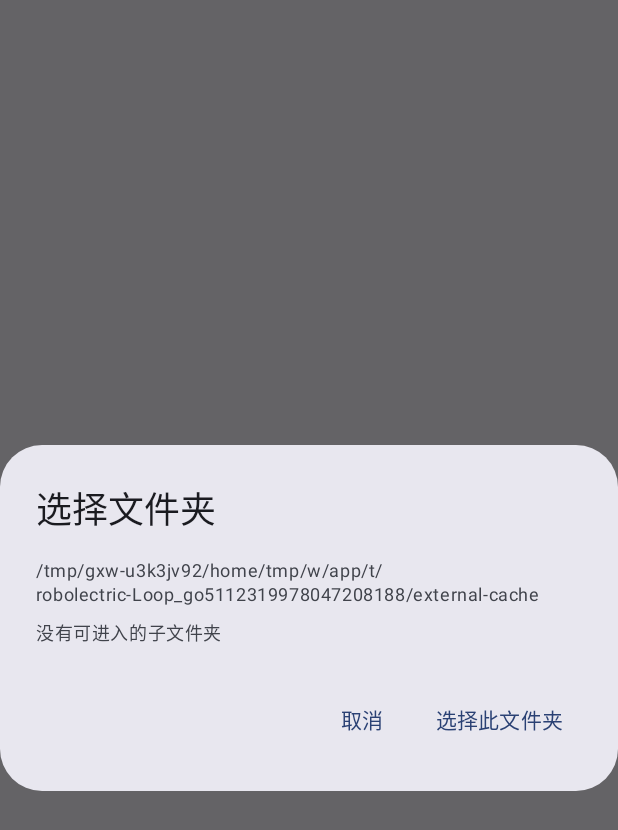
After one commit to visionjam/imagefolder-open, an Android app built with Jetpack Compose: the composable FolderBrowserDialog shown on its own in the app's theme, on a phone screen of 412 x 824 dp. The commit adds this screen. Shown: the top 830 px of the screen. Run offline under Robolectric (Android 15) with nearby library versions, the phone set to English and light mode, and no system bars; 1 statement that could not run was skipped.

Commit message:
v0.8.0: optional all-files access and folder browser

```diff
--- a/app/build.gradle.kts
+++ b/app/build.gradle.kts
@@ -13,8 +13,8 @@ android {
         applicationId = "com.imagefolder.open"
         minSdk = 29
         targetSdk = 35
-        versionCode = 8
-        versionName = "0.7.0"
+        versionCode = 9
+        versionName = "0.8.0"
         vectorDrawables { useSupportLibrary = true }
         testInstrumentationRunner = "androidx.test.runner.AndroidJUnitRunner"
         resourceConfigurations += listOf("zh", "en")
--- a/app/src/main/java/com/imagefolder/open/ui/AboutScreen.kt
+++ b/app/src/main/java/com/imagefolder/open/ui/AboutScreen.kt
@@ -355,6 +355,10 @@ private fun PrivacyCard() {
                 style = MaterialTheme.typography.bodySmall,
             )
             Text(
+                text = stringResource(R.string.about_privacy_storage),
+                style = MaterialTheme.typography.bodySmall,
+            )
+            Text(
                 text = stringResource(R.string.about_privacy_open),
                 style = MaterialTheme.typography.bodySmall,
             )
--- /dev/null
+++ b/app/src/main/java/com/imagefolder/open/ui/FolderBrowserDialog.kt
@@ -0,0 +1,110 @@
+package com.imagefolder.open.ui
+
+import android.os.Environment
+import androidx.compose.foundation.clickable
+import androidx.compose.foundation.layout.Arrangement
+import androidx.compose.foundation.layout.Column
+import androidx.compose.foundation.layout.fillMaxWidth
+import androidx.compose.foundation.layout.heightIn
+import androidx.compose.foundation.layout.padding
+import androidx.compose.foundation.lazy.LazyColumn
+import androidx.compose.foundation.lazy.items
+import androidx.compose.material3.AlertDialog
+import androidx.compose.material3.MaterialTheme
+import androidx.compose.material3.Text
+import androidx.compose.material3.TextButton
+import androidx.compose.runtime.Composable
+import androidx.compose.runtime.LaunchedEffect
+import androidx.compose.runtime.getValue
+import androidx.compose.runtime.mutableStateOf
+import androidx.compose.runtime.remember
+import androidx.compose.runtime.setValue
+import androidx.compose.ui.Modifier
+import androidx.compose.ui.res.stringResource
+import androidx.compose.ui.text.style.TextOverflow
+import androidx.compose.ui.unit.dp
+import com.imagefolder.open.R
+import kotlinx.coroutines.Dispatchers
+import kotlinx.coroutines.withContext
+import java.io.File
+
+@Suppress("DEPRECATION")
+@Composable
+fun FolderBrowserDialog(
+    onDismiss: () -> Unit,
+    onSelect: (File) -> Unit,
+) {
+    val root = remember { Environment.getExternalStorageDirectory() }
+    var current by remember { mutableStateOf(root) }
+    var entries by remember { mutableStateOf<List<File>>(emptyList()) }
+    var error by remember { mutableStateOf(false) }
+
+    LaunchedEffect(current) {
+        val result = withContext(Dispatchers.IO) {
+            runCatching {
+                current.listFiles()
+                    ?.filter { it.isDirectory && it.canRead() }
+                    ?.sortedBy { it.name.lowercase() }
+                    ?: emptyList()
+            }
+        }
+        entries = result.getOrDefault(emptyList())
+        error = result.isFailure
+    }
+
+    AlertDialog(
+        onDismissRequest = onDismiss,
+        title = { Text(stringResource(R.string.choose_folder)) },
+        text = {
+            Column(verticalArrangement = Arrangement.spacedBy(8.dp)) {
+                Text(
+                    text = current.absolutePath,
+                    style = MaterialTheme.typography.bodySmall,
+                    maxLines = 2,
+                    overflow = TextOverflow.Ellipsis,
+                )
+                if (current.parentFile != null && current != root) {
+                    TextButton(onClick = { current = current.parentFile!! }) {
+                        Text(stringResource(R.string.folder_up))
+                    }
+                }
+                when {
+                    error -> Text(
+                        text = stringResource(R.string.folder_unreadable),
+                        color = MaterialTheme.colorScheme.error,
+                        style = MaterialTheme.typography.bodySmall,
+                    )
+                    entries.isEmpty() -> Text(
+                        text = stringResource(R.string.folder_browser_empty),
+                        style = MaterialTheme.typography.bodySmall,
+                        color = MaterialTheme.colorScheme.onSurfaceVariant,
+                    )
+                    else -> LazyColumn(modifier = Modifier.heightIn(max = 360.dp)) {
+                        items(entries, key = { it.absolutePath }) { directory ->
+                            Text(
+                                text = directory.name,
+                                style = MaterialTheme.typography.bodyLarge,
+                                maxLines = 1,
+                                overflow = TextOverflow.Ellipsis,
+                                modifier = Modifier
+                                    .fillMaxWidth()
+                                    .clickable { current = directory }
+                                    .padding(vertical = 12.dp, horizontal = 4.dp),
+                            )
+                        }
+                    }
+                }
+            }
+        },
+        confirmButton = {
+            TextButton(onClick = { onSelect(current) }) {
+                Text(stringResource(R.string.folder_select))
+            }
+        },
+        dismissButton = {
+            TextButton(onClick = onDismiss) {
+                Text(stringResource(R.string.cancel))
+            }
+        },
+    )
+}
--- a/app/src/main/res/values/strings.xml
+++ b/app/src/main/res/values/strings.xml
@@ -51,6 +51,17 @@
     <string name="extract_running">正在提取…</string>
     <string name="extract_results">提取结果</string>
     <string name="scan_folder">扫描文件夹</string>
+    <string name="all_files_summary">系统选择器无法进入内置存储根目录、Download 等部分目录。开启「全部文件访问」后可以在这里直接浏览。</string>
+    <string name="all_files_grant">去授权全部文件访问</string>
+    <string name="all_files_granted">全部文件访问已授权</string>
+    <string name="all_files_android_11">「全部文件访问」需要 Android 11 及以上。</string>
+    <string name="browse_folders">浏览全部文件</string>
+    <string name="choose_folder">选择文件夹</string>
+    <string name="folder_up">上一级</string>
+    <string name="folder_select">选择此文件夹</string>
+    <string name="folder_browser_empty">没有可进入的子文件夹</string>
+    <string name="folder_unreadable">无法读取这个文件夹</string>
+    <string name="msg_all_files_required">请先开启「全部文件访问」。</string>
     <string name="scanning_progress">正在扫描 %1$d / %2$d</string>
     <string name="scan_results">找到 %1$d 张含隐藏内容的图片</string>
     <string name="scan_add_all">全部加入提取</string>
@@ -145,6 +156,7 @@
     <string name="about_section_privacy">隐私与信任</string>
     <string name="about_privacy_local">所有打包和解密都在本机完成，不上传任何文件。</string>
     <string name="about_privacy_network">应用没有网络权限，不收集统计或崩溃数据；「检查更新」只是用浏览器打开 GitHub。</string>
+    <string name="about_privacy_storage">「全部文件访问」是可选的系统权限，仅用于浏览系统选择器无法进入的普通目录；应用仍不上传任何文件。</string>
     <string name="about_privacy_open">代码以 GPL-3.0 开源，数据格式有公开文档。加密保护内容，但不隐藏「这张图里有数据」这一事实。</string>
     <string name="about_section_tools">实用功能</string>
     <string name="about_section_tech">技术信息</string>
```
Also changed, not shown: app/src/main/AndroidManifest.xml (+6 -1 lines), app/src/main/java/com/imagefolder/open/MainViewModel.kt (+48 -31 lines), app/src/main/java/com/imagefolder/open/data/FolderScanner.kt (+35 -0 lines), app/src/main/java/com/imagefolder/open/data/ImageFiles.kt (added, +33 -0 lines), app/src/main/java/com/imagefolder/open/ui/ExtractScreen.kt (+71 -0 lines), 6 other files.
